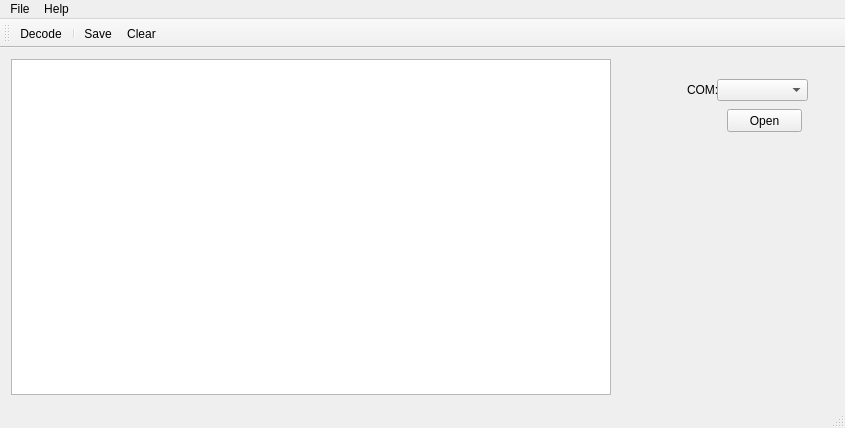
Qt form mainwindow.ui (Kambion/qtmm-master-simle) before a commit.
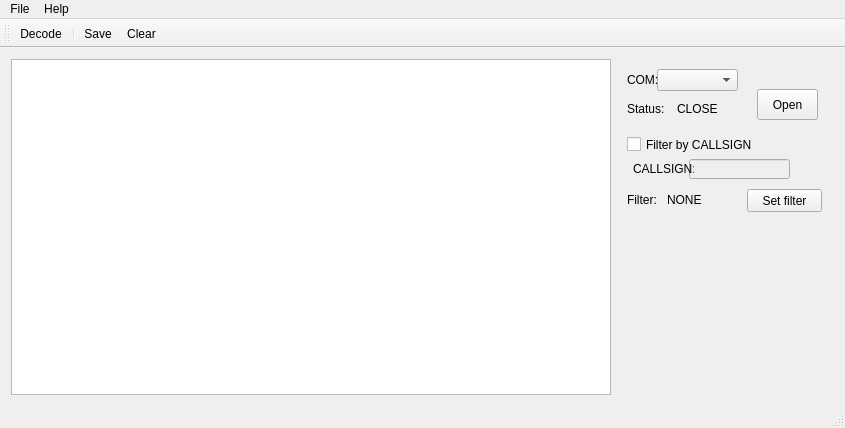
The same form after that commit. Icons and pictures are not drawn.

Commit message: Add callsign filter

```diff
--- a/mainwindow.ui
+++ b/mainwindow.ui
@@ -54,9 +54,9 @@
         <widget class="QComboBox" name="comSelect">
          <property name="geometry">
           <rect>
-           <x>100</x>
-           <y>20</y>
-           <width>91</width>
+           <x>40</x>
+           <y>10</y>
+           <width>81</width>
            <height>22</height>
           </rect>
          </property>
@@ -64,8 +64,8 @@
         <widget class="QLabel" name="label">
          <property name="geometry">
           <rect>
-           <x>70</x>
-           <y>20</y>
+           <x>10</x>
+           <y>10</y>
            <width>31</width>
            <height>21</height>
           </rect>
@@ -77,14 +77,121 @@
         <widget class="QPushButton" name="comOpen">
          <property name="geometry">
           <rect>
-           <x>110</x>
-           <y>50</y>
+           <x>140</x>
+           <y>30</y>
+           <width>61</width>
+           <height>31</height>
+          </rect>
+         </property>
+         <property name="text">
+          <string>Open</string>
+         </property>
+        </widget>
+        <widget class="QLabel" name="label_3">
+         <property name="geometry">
+          <rect>
+           <x>10</x>
+           <y>40</y>
+           <width>41</width>
+           <height>20</height>
+          </rect>
+         </property>
+         <property name="text">
+          <string>Status:</string>
+         </property>
+        </widget>
+        <widget class="QLabel" name="statusLabel">
+         <property name="geometry">
+          <rect>
+           <x>60</x>
+           <y>40</y>
+           <width>41</width>
+           <height>20</height>
+          </rect>
+         </property>
+         <property name="text">
+          <string>CLOSED</string>
+         </property>
+         <property name="alignment">
+          <set>Qt::AlignJustify|Qt::AlignVCenter</set>
+         </property>
+        </widget>
+        <widget class="QCheckBox" name="filterCSBox">
+         <property name="geometry">
+          <rect>
+           <x>10</x>
+           <y>70</y>
+           <width>171</width>
+           <height>31</height>
+          </rect>
+         </property>
+         <property name="text">
+          <string>Filter by CALLSIGN</string>
+         </property>
+        </widget>
+        <widget class="QLineEdit" name="callsignVal">
+         <property name="enabled">
+          <bool>false</bool>
+         </property>
+         <property name="geometry">
+          <rect>
+           <x>72</x>
+           <y>100</y>
+           <width>101</width>
+           <height>20</height>
+          </rect>
+         </property>
+        </widget>
+        <widget class="QLabel" name="label_4">
+         <property name="geometry">
+          <rect>
+           <x>16</x>
+           <y>100</y>
+           <width>61</width>
+           <height>20</height>
+          </rect>
+         </property>
+         <property name="text">
+          <string>CALLSIGN:</string>
+         </property>
+        </widget>
+        <widget class="QPushButton" name="setFilterButton">
+         <property name="geometry">
+          <rect>
+           <x>130</x>
+           <y>130</y>
            <width>75</width>
            <height>23</height>
           </rect>
          </property>
          <property name="text">
-          <string>Open</string>
+          <string>Set filter</string>
+         </property>
+        </widget>
+        <widget class="QLabel" name="label_5">
+         <property name="geometry">
+          <rect>
+           <x>10</x>
+           <y>130</y>
+           <width>31</width>
+           <height>21</height>
+          </rect>
+         </property>
+         <property name="text">
+          <string>Filter:</string>
+         </property>
+        </widget>
+        <widget class="QLabel" name="filterVal">
+         <property name="geometry">
+          <rect>
+           <x>50</x>
+           <y>130</y>
+           <width>71</width>
+           <height>21</height>
+          </rect>
+         </property>
+         <property name="text">
+          <string>NONE</string>
          </property>
         </widget>
        </widget>
```
The commit also changes 4 other files.
